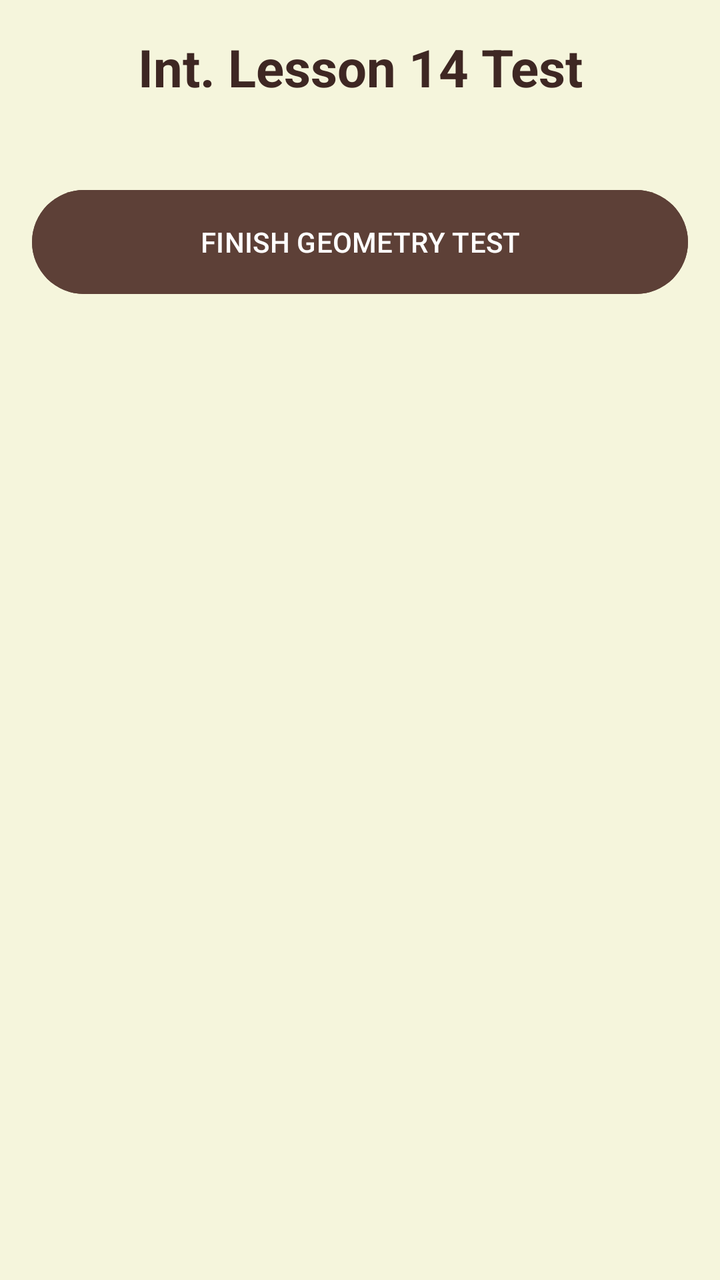
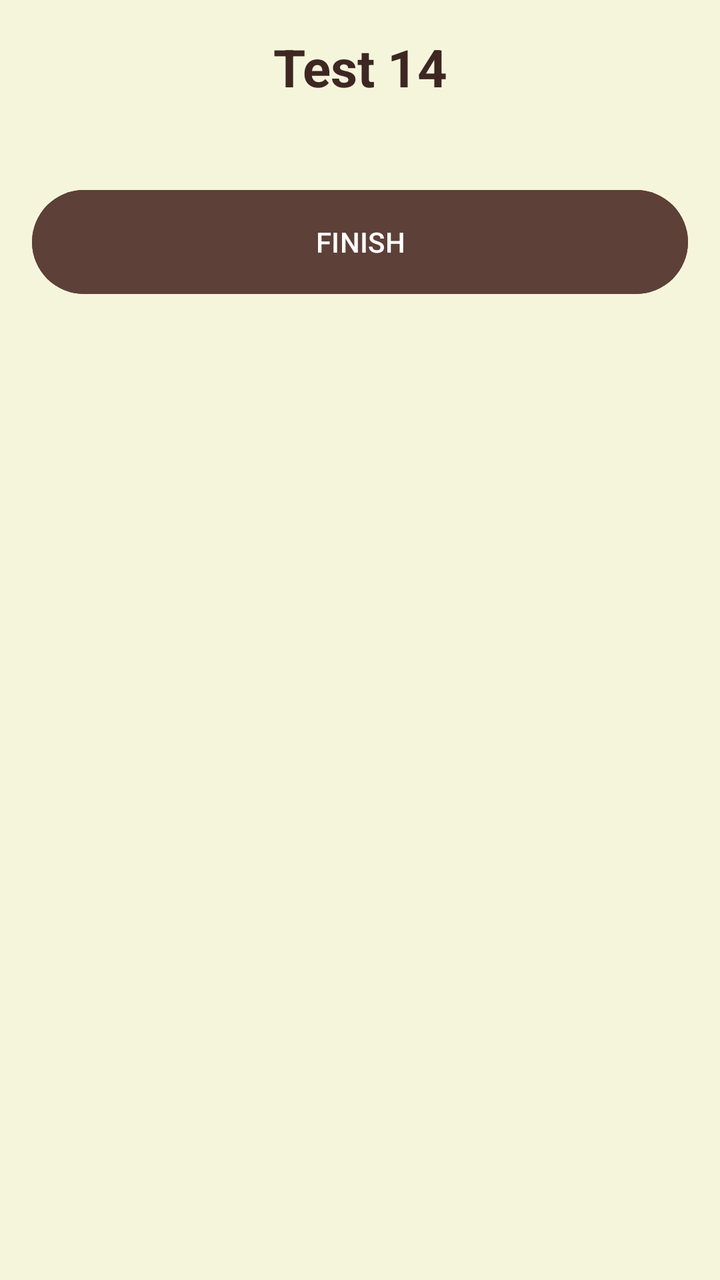

Compare the two renders of this Android layout. The source of the first and the diff that turns it into the second are given below.
<!-- AndroidManifest.xml: application theme Theme.OlympMathMentor -->
<!-- res/layout/activity_int_test14.xml -->
<?xml version="1.0" encoding="utf-8"?>
<ScrollView xmlns:android="http://schemas.android.com/apk/res/android"
    android:layout_width="match_parent"
    android:layout_height="match_parent"
    android:background="#F5F5DC"
    android:padding="16dp">

    <LinearLayout
        android:layout_width="match_parent"
        android:layout_height="wrap_content"
        android:orientation="vertical">

        <TextView
            android:layout_width="match_parent"
            android:layout_height="wrap_content"
            android:text="Int. Lesson 14 Test"
            android:textSize="26sp"
            android:textStyle="bold"
            android:textColor="#3E2723"
            android:gravity="center"
            android:layout_marginBottom="20dp"/>

        <LinearLayout
            android:id="@+id/questionsContainer"
            android:layout_width="match_parent"
            android:layout_height="wrap_content"
            android:orientation="vertical" />

        <Button
            android:id="@+id/btnFinish"
            android:layout_width="match_parent"
            android:layout_height="60dp"
            android:text="FINISH GEOMETRY TEST"
            android:backgroundTint="#5D4037"
            android:textColor="#FFFFFF"
            android:layout_marginTop="20dp"/>

        <LinearLayout
            android:id="@+id/resultLayout"
            android:layout_width="match_parent"
            android:layout_height="wrap_content"
            android:orientation="vertical"
            android:visibility="gone"
            android:gravity="center"
            android:layout_marginTop="20dp">

            <TextView
                android:id="@+id/tvScore"
                android:layout_width="wrap_content"
                android:layout_height="wrap_content"
                android:textSize="24sp"
                android:textColor="#3E2723"
                android:textStyle="bold"/>

            <LinearLayout
                android:id="@+id/medalsLayout"
                android:layout_width="wrap_content"
                android:layout_height="wrap_content"
                android:orientation="horizontal"
                android:layout_margin="10dp"
                android:visibility="gone">

                <ImageView android:id="@+id/medal1" android:layout_width="60dp" android:layout_height="60dp" android:src="@drawable/ic_medal" />
                <ImageView android:id="@+id/medal2" android:layout_width="60dp" android:layout_height="60dp" android:src="@drawable/ic_medal" />
                <ImageView android:id="@+id/medal3" android:layout_width="60dp" android:layout_height="60dp" android:src="@drawable/ic_medal" />

            </LinearLayout>

            <TextView
                android:id="@+id/tvFeedback"
                android:layout_width="match_parent"
                android:layout_height="wrap_content"
                android:gravity="center"
                android:textSize="18sp"
                android:textColor="#D32F2F"
                android:layout_marginBottom="20dp"/>

            <Button
                android:id="@+id/btnNextLesson"
                android:layout_width="match_parent"
                android:layout_height="60dp"
                android:text="Next Lesson"
                android:visibility="gone"
                android:backgroundTint="#2E7D32"
                android:textColor="#FFFFFF"
                android:layout_marginBottom="10dp"/>

            <Button
                android:id="@+id/btnRetry"
                android:layout_width="match_parent"
                android:layout_height="60dp"
                android:text="Retry Test"
                android:backgroundTint="#D32F2F"
                android:textColor="#FFFFFF"/>

        </LinearLayout>
    </LinearLayout>
</ScrollView>
<!-- resources referenced by this layout -->
<resources>
  <!-- drawable ic_medal (drawable) -->
  <vector xmlns:android="http://schemas.android.com/apk/res/android"
      android:width="24dp"
      android:height="24dp"
      android:viewportWidth="24"
      android:viewportHeight="24">
      <path
          android:fillColor="#FFFFFFFF"
          android:pathData="M17,10.43V2H7v8.43c0,0.35 0.18,0.68 0.49,0.86l4.18,2.51l-0.99,2.34l-3.41,0.29l2.59,2.24L8.96,22L12,20.23L15.04,22l-0.9-3.33l2.59,-2.24l-3.41,-0.29l-0.99,-2.34l4.18,-2.51C16.82,11.11 17,10.79 17,10.43zM13,4h2v3h-2V4zM9,4h2v3H9V4z"/>
  </vector>
  <style name="Theme.OlympMathMentor" parent="Base.Theme.OlympMathMentor" />
  <style name="Base.Theme.OlympMathMentor" parent="Theme.Material3.DayNight.NoActionBar">
          
          
      </style>
</resources>

<!-- the commit's change to res/layout/activity_int_test14.xml (unified diff, before → after) -->
@@ -13,7 +13,7 @@
         <TextView
             android:layout_width="match_parent"
             android:layout_height="wrap_content"
-            android:text="Int. Lesson 14 Test"
+            android:text="Test 14"
             android:textSize="26sp"
             android:textStyle="bold"
             android:textColor="#3E2723"
@@ -30,7 +30,7 @@
             android:id="@+id/btnFinish"
             android:layout_width="match_parent"
             android:layout_height="60dp"
-            android:text="FINISH GEOMETRY TEST"
+            android:text="FINISH"
             android:backgroundTint="#5D4037"
             android:textColor="#FFFFFF"
             android:layout_marginTop="20dp"/>
